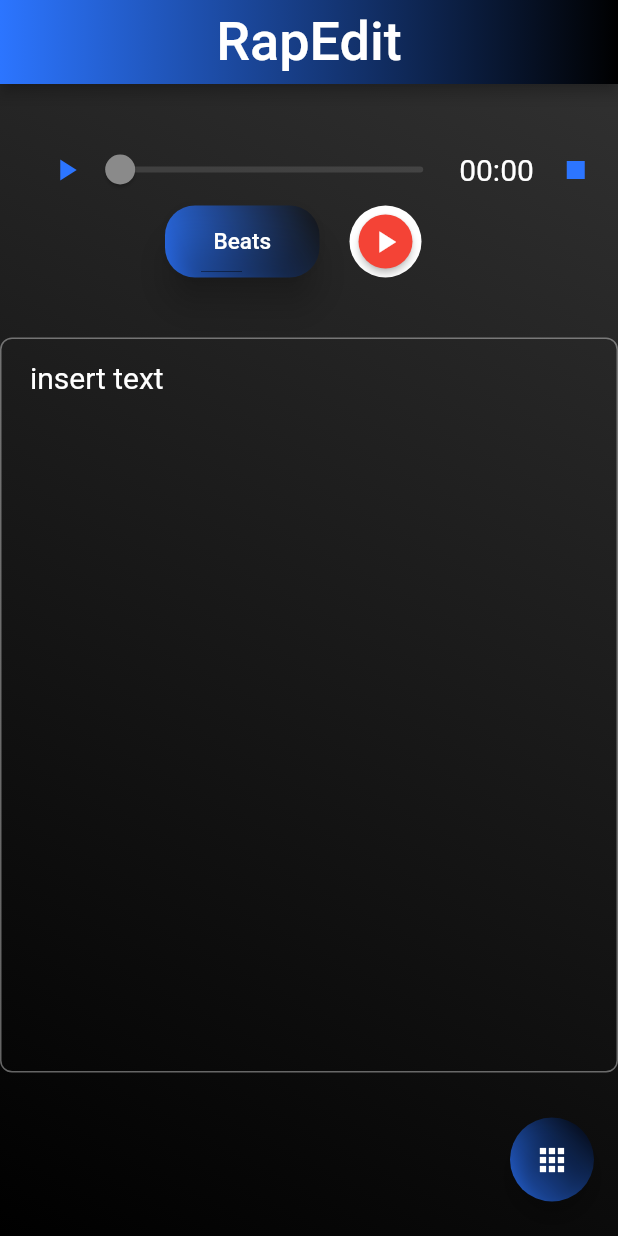
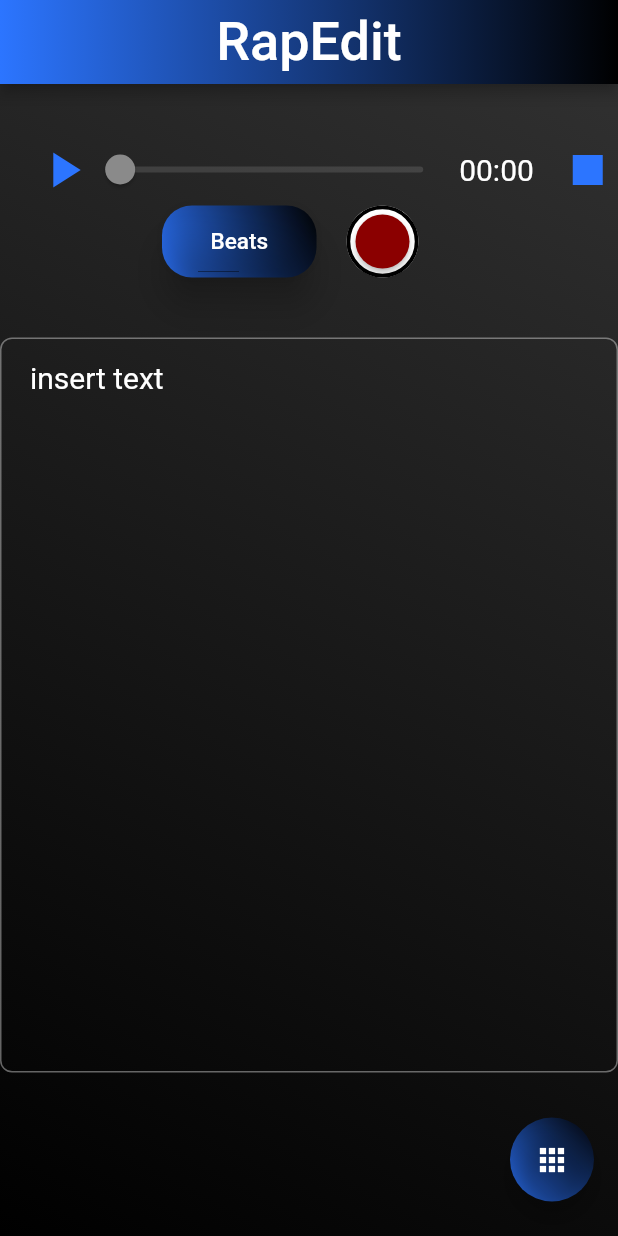
Before and after one commit to Catonzio/rap_edit, a Flutter app: the screen it shows after launch, on a phone screen of 412 x 824 dp. Run offline on Flutter 3.47's test engine with Material 2 defaults, Android fonts, the phone set to English and light mode, and no system bars; our stand-ins replace audioplayers, file_picker, gradient_app_bar, permission_handler; missing offline and left inert: audio_recorder, share_extend; Roboto replaces fonts that are missing (Hind).

Commit message:
aggiustati i colori, ora tutti fanno riferimento a MyColors

```diff
--- a/lib/custom_widgets/AudioPlayerWidget.dart
+++ b/lib/custom_widgets/AudioPlayerWidget.dart
@@ -4,6 +4,7 @@ import 'package:flutter/cupertino.dart';
 import 'package:flutter/material.dart';
 import 'package:rap_edit/controllers/SongSingleton.dart';
 import 'package:rap_edit/pages/ChoosingBeatsPage.dart';
+import 'package:rap_edit/support/MyColors.dart';
 
 import '../controllers/SongSingleton.dart';
 
@@ -23,7 +24,7 @@ class AudioPlayerWidgetState extends State<AudioPlayerWidget> {
   Slider slider;
 
   IconData playPauseIcon = Icons.play_arrow;
-  TextStyle textStyle = new TextStyle(color: Colors.white);
+  TextStyle textStyle = new TextStyle(color: MyColors.textColor);
 
   @override
   void initState() {
@@ -74,6 +75,7 @@ class AudioPlayerWidgetState extends State<AudioPlayerWidget> {
   Slider createSlider() {
     if(SongSingleton.instance.beatPath != null) {
       return Slider(
+        activeColor: MyColors.startElementColor,
         value: position.inSeconds.toDouble(),
         min: 0.0,
         max: duration.inSeconds.toDouble(),
@@ -170,8 +172,7 @@ class AudioPlayerWidgetState extends State<AudioPlayerWidget> {
                 )
               ],
             ),
-            Container(
-              color: Colors.transparent,
+            Center(
                 child: Row(
                   mainAxisAlignment: MainAxisAlignment.center,
                   crossAxisAlignment: CrossAxisAlignment.center,
@@ -180,13 +181,16 @@ class AudioPlayerWidgetState extends State<AudioPlayerWidget> {
                         child: Container(
                             width: 40,
                             child: Center(
-                        child: MaterialButton(
-                          child: Icon(playPauseIcon, color: Theme.of(context).primaryColor),
+                              child: FlatButton(
+                                child: Center(
+                                    child: Icon(playPauseIcon, color: MyColors.startElementColor, size: 40)
+                                ),
                                 onPressed: () => { playPause() },
                               ),
                             )
                         )
                     ),
+                    Container(width: 10.0,),
                     Container(
                       width: 250,
                       child: slider,
@@ -197,17 +201,16 @@ class AudioPlayerWidgetState extends State<AudioPlayerWidget> {
                     ),
                     Center(
                       child: Container(
-                      width: 40,
-                      child:
-                      MaterialButton(
-                        child: Icon(Icons.stop, color: Theme.of(context).primaryColor),
+                          width: 50,
+                          child: MaterialButton(
+                            child: Icon(Icons.stop, color: MyColors.startElementColor, size: 40,),
                             onPressed: () => { stopSong() },
                           )
                       ),
                     ),
                   ],
                 ),
-            ),
+              )
           ],
         ),
       );
--- a/lib/custom_widgets/CstmBackGround.dart
+++ b/lib/custom_widgets/CstmBackGround.dart
@@ -14,7 +14,7 @@ class CstmBackGround extends StatelessWidget {
           gradient: LinearGradient(
               begin: Alignment.topRight,
               end: Alignment.bottomLeft,
-              colors: [MyColors.backGroundWhite, Colors.black]
+              colors: [MyColors.backGroundWhite, MyColors.endElementColor]
           )
       ),
       child: body,
--- a/lib/custom_widgets/CstmTextField.dart
+++ b/lib/custom_widgets/CstmTextField.dart
@@ -1,10 +1,11 @@
 import 'package:flutter/cupertino.dart';
 import 'package:flutter/material.dart';
 import 'package:flutter/services.dart';
+import 'package:rap_edit/support/MyColors.dart';
 
 class CstmTextField extends StatelessWidget {
 
-  final TextStyle textStyle = new TextStyle(color: Colors.white, fontSize: 20);
+  final TextStyle textStyle = new TextStyle(color: MyColors.textColor, fontSize: 20);
   final TextEditingController controller;
   final String hintText;
   final int maxLines;
@@ -21,16 +22,16 @@ class CstmTextField extends StatelessWidget {
    return TextField(
      textCapitalization: TextCapitalization.none,
      obscureText: false,
-     cursorColor: Colors.white,
+     cursorColor: MyColors.textColor,
      style: textStyle,
      maxLines: maxLines,
      //style: style,
      decoration: InputDecoration(
        contentPadding: EdgeInsets.fromLTRB(20.0, 15.0, 20.0, 15.0),
        hintText: hintText,
-       hintStyle: TextStyle(color: Colors.white),
+       hintStyle: TextStyle(color: MyColors.textColor),
        border: OutlineInputBorder(
-           borderSide: BorderSide(color: Theme.of(context).primaryColor, width: 2.0),
+           borderSide: BorderSide(color: MyColors.startElementColor, width: 2.0),
            borderRadius: BorderRadius.circular(8.0)
        ),
      ),
--- a/lib/custom_widgets/CtsmButton.dart
+++ b/lib/custom_widgets/CtsmButton.dart
@@ -4,7 +4,7 @@ import 'package:rap_edit/support/MyColors.dart';
 
 class CstmButton extends StatelessWidget {
   final String text;
-  final TextStyle textStyle = new TextStyle(color: Colors.white, fontSize: 15);
+  final TextStyle textStyle = new TextStyle(color: MyColors.textColor, fontSize: 15);
   final Function pressed;
   final IconData iconData;
 
@@ -15,24 +15,6 @@ class CstmButton extends StatelessWidget {
     this.iconData
   });
 
-  /*
-  Container(
-        decoration: BoxDecoration(
-          gradient: LinearGradient(
-            begin: Alignment.topRight,
-            end: Alignment.bottomLeft,
-            colors: [Colors.blue[700], Colors.red[900]]
-          )
-        ),
-
-
-            Text(
-              text,
-              textAlign: TextAlign.center,
-              style: textStyle,
-            ),
-   */
-
   @override
   Widget build(BuildContext context) {
     if (text != null && iconData == null) {
@@ -41,7 +23,7 @@ class CstmButton extends StatelessWidget {
             gradient: LinearGradient(
                 begin: Alignment.topRight,
                 end: Alignment.bottomLeft,
-                colors: [MyColors.darkGrey, MyColors.electricBlue]
+                colors: [MyColors.endElementColor, MyColors.startElementColor]
             ),
             borderRadius: BorderRadius.circular(20.0)
         ),
@@ -70,7 +52,7 @@ class CstmButton extends StatelessWidget {
             gradient: LinearGradient(
                 begin: Alignment.topRight,
                 end: Alignment.bottomLeft,
-                colors: [MyColors.darkGrey, MyColors.electricBlue]
+                colors: [MyColors.endElementColor, MyColors.startElementColor]
             ),
             borderRadius: BorderRadius.circular(30.0)
         ),
@@ -86,7 +68,7 @@ class CstmButton extends StatelessWidget {
             padding: EdgeInsets.fromLTRB(20.0, 15.0, 20.0, 15.0),
             child: Icon(
               iconData,
-              color: Colors.white,
+              color: MyColors.textColor,
             ),
             onPressed: pressed,
           ),
--- a/lib/custom_widgets/FloatingButtonsCarouselPage.dart
+++ b/lib/custom_widgets/FloatingButtonsCarouselPage.dart
@@ -45,7 +45,7 @@ class FloatingButtonsCarouselState extends State<FloatingButtonsCarousel> with T
                 gradient: LinearGradient(
                     begin: Alignment.topRight,
                     end: Alignment.bottomLeft,
-                    colors: [Colors.black, MyColors.electricBlue]
+                    colors: [MyColors.endElementColor, MyColors.startElementColor]
                 ),
                 borderRadius: BorderRadius.circular(50.0)
             ),
@@ -58,7 +58,7 @@ class FloatingButtonsCarouselState extends State<FloatingButtonsCarousel> with T
                   return new Transform(
                     transform: new Matrix4.rotationZ(_controller.value * 0.5 * math.pi),
                     alignment: FractionalOffset.center,
-                    child: new Icon(_controller.isDismissed ? Icons.apps : Icons.close),
+                    child: new Icon(_controller.isDismissed ? Icons.apps : Icons.close, color: MyColors.textColor),
                   );
                 },
               ),
@@ -96,7 +96,7 @@ class FloatingButtonsCarouselState extends State<FloatingButtonsCarousel> with T
               gradient: LinearGradient(
                   begin: Alignment.topRight,
                   end: Alignment.bottomLeft,
-                  colors: [Colors.black, MyColors.electricBlue]
+                  colors: [MyColors.endElementColor, MyColors.startElementColor]
               ),
               borderRadius: BorderRadius.circular(50.0)
           ),
@@ -104,7 +104,7 @@ class FloatingButtonsCarouselState extends State<FloatingButtonsCarousel> with T
             heroTag: null,
             backgroundColor: Colors.transparent,
             mini: true,
-            child: new Icon(icons[0]),
+            child: new Icon(icons[0], color: MyColors.textColor),
             onPressed: () { writingPage.loadFiles(); },
           ),
         )
@@ -129,7 +129,7 @@ class FloatingButtonsCarouselState extends State<FloatingButtonsCarousel> with T
               gradient: LinearGradient(
                   begin: Alignment.topRight,
                   end: Alignment.bottomLeft,
-                  colors: [Colors.black, MyColors.electricBlue]
+                  colors: [MyColors.endElementColor, MyColors.startElementColor]
               ),
               borderRadius: BorderRadius.circular(50.0)
           ),
@@ -137,7 +137,7 @@ class FloatingButtonsCarouselState extends State<FloatingButtonsCarousel> with T
             heroTag: null,
             backgroundColor: Colors.transparent,
             mini: true,
-            child: new Icon(icons[1]),
+            child: new Icon(icons[1], color: MyColors.textColor),
             onPressed: () => { alertSaveText(context) },
           ),
         )
@@ -162,7 +162,7 @@ class FloatingButtonsCarouselState extends State<FloatingButtonsCarousel> with T
               gradient: LinearGradient(
                   begin: Alignment.topRight,
                   end: Alignment.bottomLeft,
-                  colors: [Colors.black, MyColors.electricBlue]
+                  colors: [MyColors.endElementColor, MyColors.startElementColor]
               ),
               borderRadius: BorderRadius.circular(50.0)
           ),
@@ -170,7 +170,7 @@ class FloatingButtonsCarouselState extends State<FloatingButtonsCarousel> with T
             heroTag: null,
             backgroundColor: Colors.transparent,
             mini: true,
-            child: new Icon(icons[2]),
+            child: new Icon(icons[2], color: MyColors.textColor),
             onPressed: () { alertDeleteText(context); },
           ),
         )
--- a/lib/custom_widgets/RecorderWidget.dart
+++ b/lib/custom_widgets/RecorderWidget.dart
@@ -8,6 +8,7 @@ import 'package:path_provider/path_provider.dart';
 import 'package:permission_handler/permission_handler.dart';
 import 'package:rap_edit/controllers/FileController.dart';
 import 'package:rap_edit/controllers/SongSingleton.dart';
+import 'package:rap_edit/support/MyColors.dart';
 
 import 'CstmAlertDialog.dart';
 import 'CstmTextField.dart';
@@ -44,12 +45,12 @@ class RecorderWidgetState extends State<RecorderWidget> {
     final registerButton = RawMaterialButton(
       child: RawMaterialButton(
         shape: new CircleBorder(),
-        fillColor: Colors.red,
-        child: Icon(registerIcon),
+        fillColor: MyColors.darkRed,
+        //child: Icon(registerIcon),
         onPressed: () => { displayAlertWhereToSave(context) },
       ),
-      shape: new CircleBorder(),
-      elevation: 2.0,
+      shape: new CircleBorder(side: BorderSide(width: 2.5)),
+      //elevation: 2.0,
       fillColor: Colors.white,
       //padding: const EdgeInsets.all(15.0),
     );
@@ -59,7 +60,7 @@ class RecorderWidgetState extends State<RecorderWidget> {
       child: Row(
         children: <Widget>[
           registerButton,
-          Container(width: 1,),
+          Container(width: 5,),
           Text(cuntdownString)
         ],
       ),
@@ -92,13 +93,14 @@ class RecorderWidgetState extends State<RecorderWidget> {
     );
   }
 
-  void startStopRecording() {
-    if(registerIcon == Icons.pause) {
+  void startStopRecording() async {
+    bool recording = await AudioRecorder.isRecording;
+    if(recording) {
       stopRecording();
       mySetState("");
       updateIcon(Icons.play_arrow);
     }
-    else if(registerIcon == Icons.play_arrow) {
+    else if(!recording) {
       startCountdown();
       updateIcon(Icons.pause);
     }
@@ -111,7 +113,6 @@ class RecorderWidgetState extends State<RecorderWidget> {
         "  Duration : ${recording.duration},"
         "  Extension : ${recording.extension},");
   }
-
 
   startRecording() async {
       debugPrint("Start recording");
--- a/lib/pages/FileLoadingPage.dart
+++ b/lib/pages/FileLoadingPage.dart
@@ -7,6 +7,7 @@ import 'package:rap_edit/custom_widgets/CstmBackGround.dart';
 import 'package:rap_edit/custom_widgets/CtsmButton.dart';
 import 'package:rap_edit/models/SongFile.dart';
 import 'package:rap_edit/pages/WritingPage.dart';
+import 'package:rap_edit/support/MyColors.dart';
 
 class FileLoadingPage extends StatefulWidget {
   static const routeName = '/filesPage';
@@ -38,7 +39,7 @@ class FileLoadingPageState extends State<FileLoadingPage> {
                       itemBuilder: (BuildContext context, int index) {
                         return CardFile(
                           title: file[index].title,
-                          color: Colors.white,
+                          color: MyColors.textColor,
                           icon: Icons.file_upload,
                           text: getOnlyFirstLine(file[index].text) + "\n\nLast modified: " + file[index].lastModifiedToString(),
                           backgroundColor: Theme.of(context).primaryColor,
--- a/lib/pages/TabbedLoading.dart
+++ b/lib/pages/TabbedLoading.dart
@@ -2,6 +2,7 @@ import 'package:flutter/cupertino.dart';
 import 'package:flutter/material.dart';
 import 'package:rap_edit/pages/FileLoadingPage.dart';
 import 'package:rap_edit/pages/RegistrationsPage.dart';
+import 'package:rap_edit/support/MyColors.dart';
 
 class TabbedLoading extends StatelessWidget {
   static String routeName = "/tabbedLoading";
@@ -21,10 +22,10 @@ class TabbedLoading extends StatelessWidget {
           bottomNavigationBar: new TabBar(
             tabs: <Widget>[
               Tab(
-                icon: new Icon(Icons.assignment),
+                icon: new Icon(Icons.assignment, color: MyColors.textColor,),
               ),
               Tab(
-                icon: new Icon(Icons.mic)
+                icon: new Icon(Icons.mic, color: MyColors.textColor)
               )
             ],
           ),
--- a/lib/pages/WritingPage.dart
+++ b/lib/pages/WritingPage.dart
@@ -26,7 +26,6 @@ class WritingPage extends StatefulWidget {
 
 class WritingPageState extends State<WritingPage> with AutomaticKeepAliveClientMixin {
 
-  //final TextEditingController titleController = new TextEditingController();
   final TextEditingController textController = new TextEditingController();
   static AudioPlayerWidget player;
 
@@ -73,8 +72,8 @@ class WritingPageState extends State<WritingPage> with AutomaticKeepAliveClientM
       appBar: GradientAppBar(
         title: titleText,
         centerTitle: true,
-        backgroundColorStart: MyColors.electricBlue,
-        backgroundColorEnd: Colors.black,
+        backgroundColorStart: MyColors.startElementColor,
+        backgroundColorEnd: MyColors.endElementColor,
         //serve per non permettere di tornare indietro dall'appbar
         automaticallyImplyLeading: false,
       ),
@@ -127,7 +126,7 @@ class WritingPageState extends State<WritingPage> with AutomaticKeepAliveClientM
   static displaySnackbar(String message, BuildContext context) {
     Scaffold.of(context).showSnackBar(
       SnackBar(
-        content: Text(message, style: TextStyle(color: Colors.white),),
+        content: Text(message, style: TextStyle(color: MyColors.textColor),),
         backgroundColor: MyColors.darkGrey,
       )
     );
--- a/lib/support/MyColors.dart
+++ b/lib/support/MyColors.dart
@@ -1,8 +1,18 @@
 import 'dart:ui';
 
+import 'package:flutter/material.dart';
+
 class MyColors {
+
+  static Color startElementColor = electricBlue;
+  static Color endElementColor = Color(0xFF000000);
+
+  static Color backGroundGrey = Color(0xFF202020);
+  static Color backGroundWhite = Color(0xFF303030);
+
   static Color electricBlue = Color(0xFF2C75FF);
   static Color darkGrey = Color(0xFF151515);
-  static Color backGroundGrey = Color(0xFF202020);
-  static Color backGroundWhite = Color(0xFF303030);
+  static Color darkRed = Color(0xFF8B0000);
+  static Color textColor = Color(0xFFFFFFFF);
+
 }
```
Also changed, not shown: lib/custom_widgets/CardFile.dart (+4 -4 lines), lib/pages/ChoosingBeatsPage.dart (+5 -11 lines), lib/pages/RegistrationsPage.dart (+54 -20 lines). Lines whose indentation alone changed are shown as unchanged.
